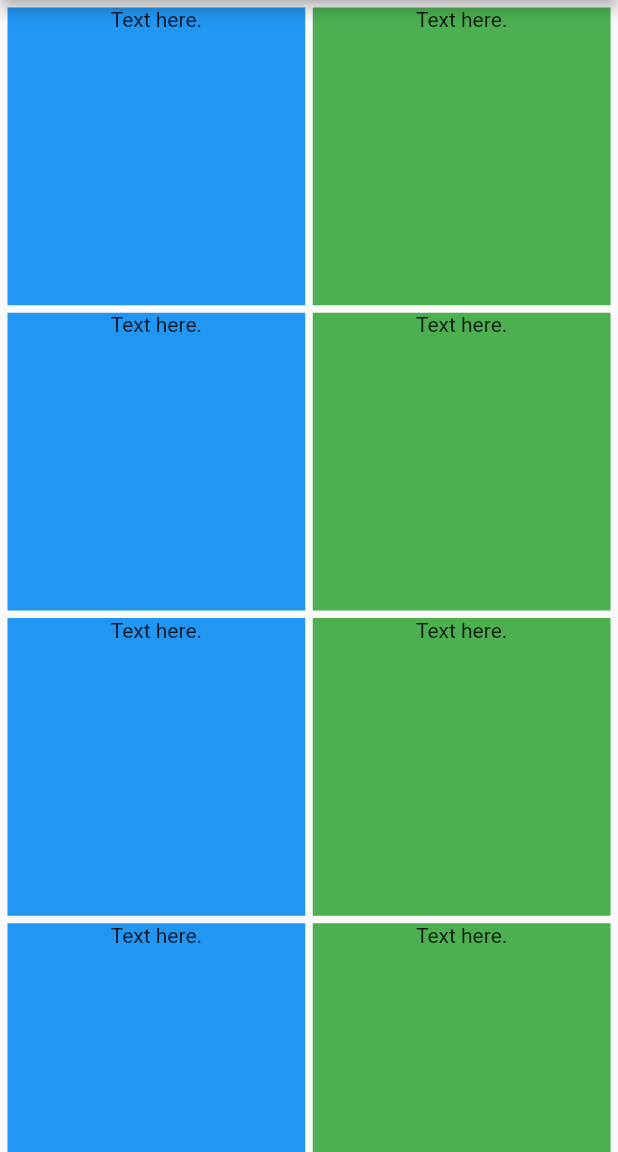
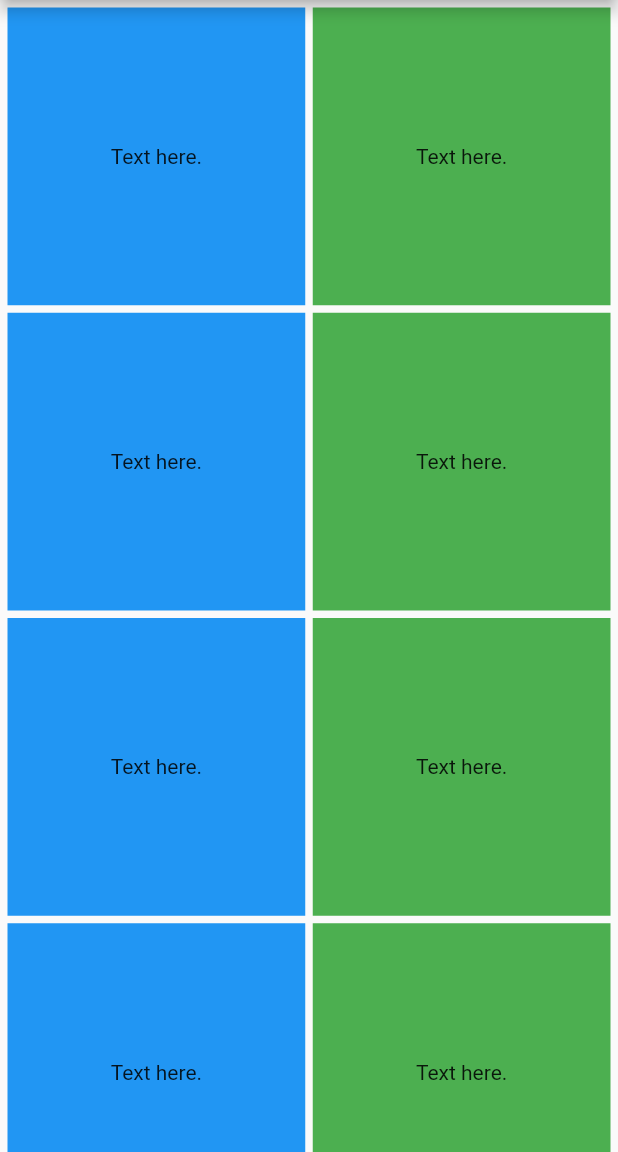
Before and after one commit to nehmajmudar/demo_flutter, a Flutter app: the screen it shows after launch, after a tap on "Gridview", on a phone screen of 412 x 824 dp, the part 84-1236 px from its top. Run offline on Flutter 3.47's test engine with Material 2 defaults, Android fonts, the phone set to English and light mode, and no system bars.

Commit message:
updated code

```diff
--- a/lib/res/strings.dart
+++ b/lib/res/app_strings.dart
@@ -24,11 +24,11 @@ class AppString{
   static final String txtWasSelected="was selected.";
   static final String txtTop="Top";
   static final String txtBottom="Bottom";
-  static final List<String> txtDropDownOptionsChoices=["Automatic","Always","Never"];
   static final String txtDropDownCurrentOption="Automatic";
   static final String txtRadioGroupPosition="Position";
   static final String txtGridview="Gridview";
   static final String txtGridviewBuilder="Gridviewbuilder";
-  static final String txtGridviewCustom="GridviewCustom";
+  static final String txtGridviewExtent="GridviewExtent";
   static final String txtTextHere="Text here.";
+  static final String txtHomeScreen="Home Screen";
 }
--- a/lib/screens/gridview_screen.dart
+++ b/lib/screens/gridview_screen.dart
@@ -1,6 +1,7 @@
-import 'package:demo_flutter/res/colors.dart';
-import 'package:demo_flutter/res/strings.dart';
+import 'package:demo_flutter/res/app_colors.dart';
+import 'package:demo_flutter/res/app_strings.dart';
 import 'package:flutter/material.dart';
+import 'package:demo_flutter/ui/gridview_content.dart';
 
 class GridviewScreen extends StatefulWidget {
   const GridviewScreen({Key? key}) : super(key: key);
@@ -30,38 +31,14 @@ class _GridviewScreenState extends State<GridviewScreen> {
         mainAxisSpacing: 5,
         crossAxisSpacing: 5,
         children: [
-          Container(
-            child: Text(AppString.txtTextHere,textAlign: TextAlign.center,),
-            color: AppColors.colorBlue,
-          ),
-          Container(
-            child: Text(AppString.txtTextHere,textAlign: TextAlign.center,),
-            color: AppColors.colorGreen,
-          ),
-          Container(
-            child: Text(AppString.txtTextHere,textAlign: TextAlign.center,),
-            color: AppColors.colorBlue,
-          ),
-          Container(
-            child: Text(AppString.txtTextHere,textAlign: TextAlign.center,),
-            color: AppColors.colorGreen,
-          ),
-          Container(
-            child: Text(AppString.txtTextHere,textAlign: TextAlign.center,),
-            color: AppColors.colorBlue,
-          ),
-          Container(
-            child: Text(AppString.txtTextHere,textAlign: TextAlign.center,),
-            color: AppColors.colorGreen,
-          ),
-          Container(
-            child: Text(AppString.txtTextHere,textAlign: TextAlign.center,),
-            color: AppColors.colorBlue,
-          ),
-          Container(
-            child: Text(AppString.txtTextHere,textAlign: TextAlign.center,),
-            color: AppColors.colorGreen,
-          ),
+          GridviewContent(colorContainer: AppColors.colorBlue),
+          GridviewContent(colorContainer: AppColors.colorGreen),
+          GridviewContent(colorContainer: AppColors.colorBlue),
+          GridviewContent(colorContainer: AppColors.colorGreen),
+          GridviewContent(colorContainer: AppColors.colorBlue),
+          GridviewContent(colorContainer: AppColors.colorGreen),
+          GridviewContent(colorContainer: AppColors.colorBlue),
+          GridviewContent(colorContainer: AppColors.colorGreen),
         ],
       ),
     );
--- a/lib/screens/home_screen.dart
+++ b/lib/screens/home_screen.dart
@@ -1,5 +1,5 @@
-import 'package:demo_flutter/res/colors.dart';
-import 'package:demo_flutter/res/strings.dart';
+import 'package:demo_flutter/res/app_colors.dart';
+import 'package:demo_flutter/res/app_strings.dart';
 import 'package:flutter/material.dart';
 
 class HomeScreen extends StatefulWidget {
@@ -15,42 +15,47 @@ class _HomeScreenState extends State<HomeScreen> {
     return Scaffold(
       appBar: AppBar(
         backgroundColor: AppColors.colorBlack,
-        title: Text(AppString.txtGridview),
+        title: Text(AppString.txtHomeScreen),
         centerTitle: true,
       ),
       body: Center(
         child: Column(
           children: [
-            GestureDetector(
-              child: Container(
-                  child: Text(AppString.txtGridview,style: TextStyle(color: AppColors.colorRed, fontSize: 20),),
-                margin: EdgeInsets.only(top: 20.0,bottom: 20.0),
-              ),
-              onTap: (){
-                Navigator.pushNamed(context, '/gridview_screen');
-              },
-            ),
-            GestureDetector(
-              child: Container(
-                child: Text(AppString.txtGridviewBuilder,style: TextStyle(color: AppColors.colorBlue, fontSize: 20),),
-                margin: EdgeInsets.only(top: 20.0,bottom: 20.0),
-              ),
-              onTap: (){
-                Navigator.pushNamed(context, '/gridview_builder_screen');
-              },
-            ),
-            GestureDetector(
-              child: Container(
-                child: Text(AppString.txtGridviewCustom,style: TextStyle(color: AppColors.colorGreen, fontSize: 20),),
-                margin: EdgeInsets.only(top: 20.0,bottom: 20.0),
-              ),
-              onTap: (){
-                Navigator.pushNamed(context, '/gridview_extent_screen');
-              },
-            ),
+            HomeScreenContent(colorContainer: AppColors.colorRed, stringContainer: AppString.txtGridview),
+            HomeScreenContent(colorContainer: AppColors.colorBlue, stringContainer: AppString.txtGridviewBuilder),
+            HomeScreenContent(colorContainer: AppColors.colorGreen, stringContainer: AppString.txtGridviewExtent),
           ],
         ),
       ),
     );
   }
 }
+
+
+class HomeScreenContent extends StatelessWidget {
+
+  final Color colorContainer;
+  final String stringContainer;
+  const HomeScreenContent({Key? key,required this.colorContainer,required this.stringContainer}) : super(key: key);
+
+  @override
+  Widget build(BuildContext context) {
+    return GestureDetector(
+      child: Container(
+        child: Text(stringContainer,style: TextStyle(color: colorContainer,fontSize: 20),),
+        margin: EdgeInsets.only(top: 20.0,bottom: 20.0),
+      ),
+      onTap: (){
+        if(stringContainer==AppString.txtGridview){
+          Navigator.pushNamed(context, '/gridview_screen');
+        }
+        if(stringContainer==AppString.txtGridviewBuilder){
+          Navigator.pushNamed(context, '/gridview_builder_screen');
+        }
+        if(stringContainer==AppString.txtGridviewExtent){
+          Navigator.pushNamed(context, '/gridview_extent_screen');
+        }
+      },
+    );
+  }
+}
--- /dev/null
+++ b/lib/ui/gridview_content.dart
@@ -0,0 +1,19 @@
+import 'package:demo_flutter/res/app_strings.dart';
+import 'package:flutter/cupertino.dart';
+import 'package:flutter/material.dart';
+
+
+class GridviewContent extends StatelessWidget {
+
+  final Color colorContainer;
+  const GridviewContent({Key? key,required this.colorContainer}) : super(key: key);
+
+  @override
+  Widget build(BuildContext context) {
+    return Container(
+      child: Text(AppString.txtTextHere),
+      color: colorContainer,
+      alignment: Alignment.center,
+    );
+  }
+}
```
Also changed, not shown: lib/screens/gridview_builder_screen.dart (+5 -5 lines), lib/screens/gridview_extent_screen.dart (+12 -35 lines), lib/res/app_colors.dart (renamed from lib/res/colors.dart).
